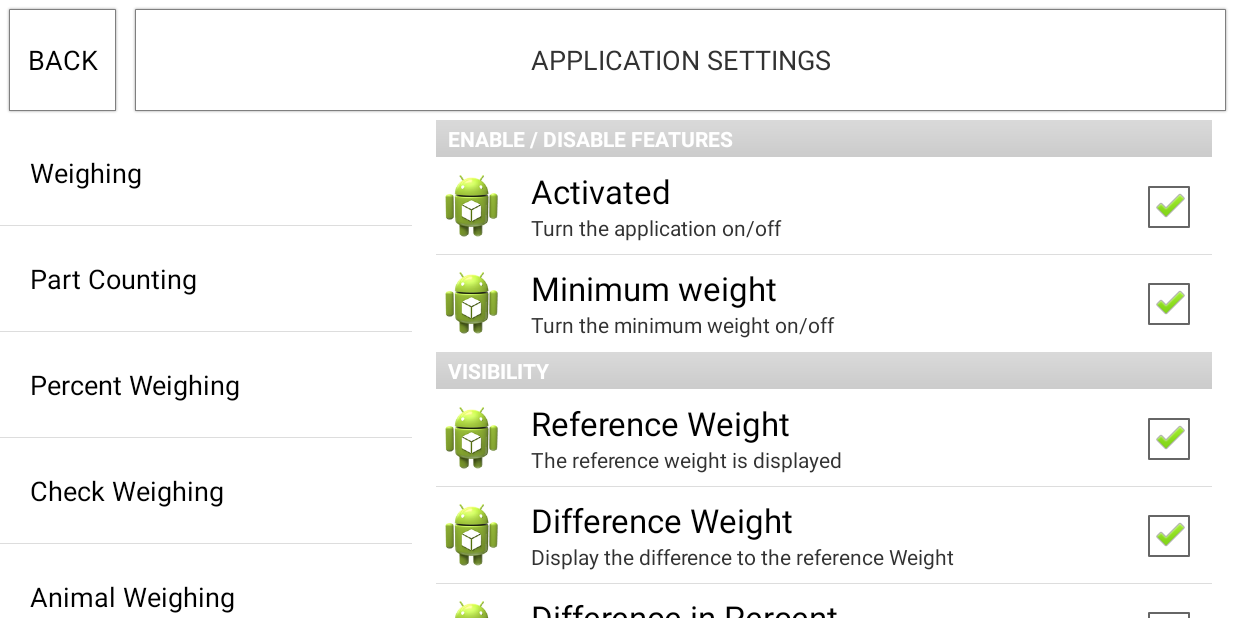
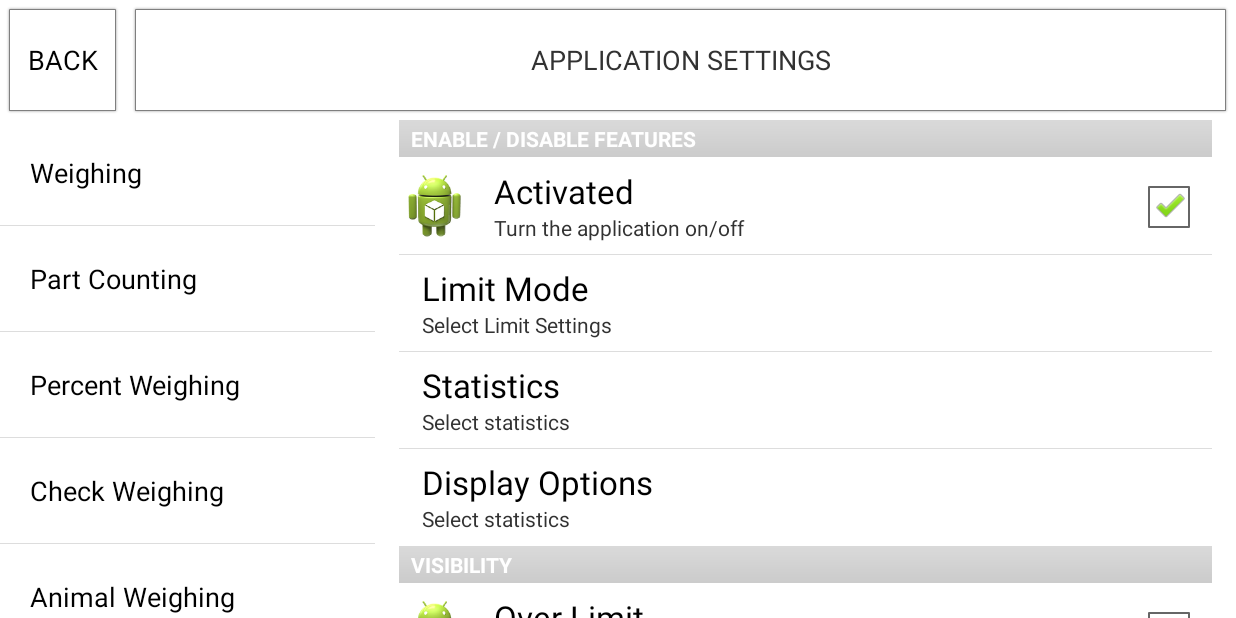
Before and after one commit to mirjalal/android-application-certobalance, an Android app: the fragment SettingsCheckWeighing placed in its activity, on a phone screen of 824 x 412 dp (held sideways). Run offline under Robolectric (Android 15) with nearby library versions, the phone set to English and light mode, and no system bars.

Commit message:
Percent weighing, Check Weighing options implemented

```diff
--- a/certoscale/src/main/java/com/certoclav/certoscale/constants/AppConstants.java
+++ b/certoscale/src/main/java/com/certoclav/certoscale/constants/AppConstants.java
@@ -9,7 +9,7 @@ package com.certoclav.certoscale.constants;
  */
 public class AppConstants {
 
-	public static final Boolean IS_IO_SIMULATED = true;
+	public static final Boolean IS_IO_SIMULATED = false;
 	public static final Boolean APPLICATION_DEBUGGING_MODE = false;
 
 	public static final String DOWNLOAD_LINK = "http://lvps46-163-113-210.dedicated.hosteurope.de:80/files/public-docs/certoscale/lilliput/update.zip";
--- a/certoscale/src/main/java/com/certoclav/certoscale/menu/ApplicationFragmentWeight.java
+++ b/certoscale/src/main/java/com/certoclav/certoscale/menu/ApplicationFragmentWeight.java
@@ -60,7 +60,7 @@ public class ApplicationFragmentWeight extends Fragment implements ValueTransfor
 
     @Override
     public void onValueTransformedChanged(Float value) {
-        textValue.setText(String.format("%.4f", value - Scale.getInstance().getTara()) + " " + Scale.getInstance().getUnitTransformed());
+        textValue.setText(String.format("%.5f", value - Scale.getInstance().getTara()) + " " + Scale.getInstance().getUnitTransformed());
         FrameLayout.LayoutParams params = (FrameLayout.LayoutParams) barload.getLayoutParams();
         int width = (int) (value*7.0);
         if(width<0){
@@ -81,7 +81,7 @@ public class ApplicationFragmentWeight extends Fragment implements ValueTransfor
             textInstruction.setText("");
         }
 
-        textSum.setText("SUM: " + String.format("%.4f",Scale.getInstance().getScaleValueRaw()) + " "+ Scale.getInstance().getUnitTransformed());
+        textSum.setText("SUM: " + String.format("%.5f",Scale.getInstance().getScaleValueRaw()) + " "+ Scale.getInstance().getUnitTransformed());
 
     }
 }
--- a/certoscale/src/main/res/layout/settings_activity.xml
+++ b/certoscale/src/main/res/layout/settings_activity.xml
@@ -25,17 +25,16 @@
         <fragment
             android:id="@+id/item_list"
             android:name="com.certoclav.certoscale.settings.ItemListFragment"
-            android:layout_width="0dp"
+            android:layout_width="250dp"
             android:layout_gravity="center_vertical"
             android:layout_height="match_parent"
-            android:layout_weight="1"
             tools:layout="@android:layout/list_content" />
 
         <FrameLayout
             android:id="@+id/item_detail_container"
-            android:layout_width="0dp"
+            android:layout_width="match_parent"
             android:layout_height="match_parent"
-                android:layout_weight="2"/>
+           />
 
     </LinearLayout>
 
--- a/certoscale/src/main/res/values/defaultval.xml
+++ b/certoscale/src/main/res/values/defaultval.xml
@@ -1,6 +1,7 @@
 <?xml version="1.0" encoding="utf-8"?>
 <resources>
 
+    //Weighing app
     <bool name="preferences_weigh_activated_default">true</bool>
     <bool name="preferences_weigh_minimum">true</bool>
     <bool name="preferences_weigh_secondary_visible">true</bool>
@@ -10,6 +11,7 @@
     <bool name="preferences_weigh_tara_visible">true</bool>
     <bool name="preferences_weigh_print_min">true</bool>
 
+    //Part counting app
     <bool name="preferences_counting_activated_default">true</bool>
     <bool name="preferences_counting_auto_optimization">true</bool>
     <bool name="preferences_counting_secondary_visible">true</bool>
@@ -28,4 +30,39 @@
     <bool name="preferences_counting_print_difference">true</bool>
     <bool name="preferences_counting_print_over_limit">true</bool>
     <bool name="preferences_counting_print_under_limit">true</bool>
+
+    //Percent Weighing app
+    <bool name="preferences_percent_activated_default">true</bool>
+
+    <bool name="preferences_percent_reference_visible">true</bool>
+    <bool name="preferences_percent_difference_visible">true</bool>
+    <bool name="preferences_percent_difference_percent_visible">true</bool>
+    <bool name="preferences_percent_brutto_visible">true</bool>
+    <bool name="preferences_percent_netto_visible">true</bool>
+    <bool name="preferences_percent_tara_visible">true</bool>
+
+
+    <bool name="preferences_percent_print_reference">true</bool>
+    <bool name="preferences_percent_print_difference">true</bool>
+    <bool name="preferences_percent_print_difference_percent">true</bool>
+
+    //Percent Check Weighing app
+    <bool name="preferences_check_activated">true</bool>
+
+    <bool name="preferences_check_over_visible">true</bool>
+    <bool name="preferences_check_under_visible">true</bool>
+    <bool name="preferences_check_brutto_visible">true</bool>
+    <bool name="preferences_check_netto_visible">true</bool>
+    <bool name="preferences_check_tara_visible">true</bool>
+    <bool name="preferences_check_target_visible">true</bool>
+    <bool name="preferences_check_overtolerance_visible">true</bool>
+    <bool name="preferences_check_undertolerance_visible">true</bool>
+
+
+    <bool name="preferences_check_print_target">true</bool>
+    <bool name="preferences_check_print_overtolerance">true</bool>
+    <bool name="preferences_check_print_undertolerance">true</bool>
+    <bool name="preferences_check_print_overlimit">true</bool>
+    <bool name="preferences_check_print_underlimit">true</bool>
+
 </resources>
--- a/certoscale/src/main/res/xml/preference_check_weighing.xml
+++ b/certoscale/src/main/res/xml/preference_check_weighing.xml
@@ -1,23 +1,42 @@
+
+
+
+
+
+
+
+
+
 <PreferenceScreen
     xmlns:android="http://schemas.android.com/apk/res/android">
 
 
     <PreferenceCategory android:title="ENABLE / DISABLE FEATURES" >
         <CheckBoxPreference
-            android:key="preferences_weigh_activated"
-            android:defaultValue="@bool/preferences_weigh_activated_default"
+            android:key="preferences_check_activated"
+            android:defaultValue="@bool/preferences_check_activated"
             android:title="Activated"
             android:summary="Turn the application on/off"
             android:icon="@drawable/ic_launcher" >
         </CheckBoxPreference>
 
-        <CheckBoxPreference
-            android:key="preferences_weigh_minimum"
-            android:defaultValue="@bool/preferences_weigh_minimum"
-            android:title="Minimum weight"
-            android:summary="Turn the minimum weight on/off"
-            android:icon="@drawable/ic_launcher" >
-        </CheckBoxPreference>
+        <ListPreference
+            android:key="preferences_check_limitmode"
+            android:title="Limit Mode"
+            android:summary="Select Limit Settings"
+            />
+
+        <ListPreference
+            android:key="preferences_check_statistics"
+            android:title="Statistics"
+            android:summary="Select statistics "
+            />
+
+        <ListPreference
+            android:key="preferences_check_displayoptions"
+            android:title="Display Options"
+            android:summary="Select statistics "
+            />
 
 
     </PreferenceCategory>
@@ -25,51 +44,67 @@
     <PreferenceCategory android:title="VISIBILITY" >
 
         <CheckBoxPreference
-            android:key="preferences_weigh_secondary_visible"
-            android:defaultValue="@bool/preferences_weigh_secondary_visible"
-            android:title="Reference Weight"
-            android:summary="The reference weight is displayed"
+            android:key="preferences_check_over_visible"
+            android:defaultValue="@bool/preferences_check_over_visible"
+            android:title="Over Limit"
+            android:summary="Turn upper limitvisible/invisible"
             android:icon="@drawable/ic_launcher" >
         </CheckBoxPreference>
 
 
         <CheckBoxPreference
-            android:key="preferences_weigh_minimum_visible"
-            android:defaultValue="@bool/preferences_weigh_minimum_visible"
-            android:title="Difference Weight"
-            android:summary="Display the difference to the reference Weight"
+            android:key="preferences_check_under_visible"
+            android:defaultValue="@bool/preferences_check_under_visible"
+            android:title="Under Limit"
+            android:summary="Turn lower limit visible/invisible"
             android:icon="@drawable/ic_launcher" >
         </CheckBoxPreference>
 
         <CheckBoxPreference
-            android:key="preferences_weigh_brutto_visible"
-            android:defaultValue="@bool/preferences_weigh_brutto_visible"
-            android:title="Difference in Percent"
-            android:summary="Turn the Difference in Percent visible/invisible"
-            android:icon="@drawable/ic_launcher" >
-        </CheckBoxPreference>
-
-        <CheckBoxPreference
-            android:key="preferences_weigh_netto_visible"
-            android:defaultValue="@bool/preferences_weigh_netto_visible"
+            android:key="preferences_check_brutto_visible"
+            android:defaultValue="@bool/preferences_check_brutto_visible"
             android:title="Brutto"
             android:summary="Turn the bruto weight visible/invisible"
             android:icon="@drawable/ic_launcher" >
         </CheckBoxPreference>
 
         <CheckBoxPreference
-            android:key="preferences_weigh_netto_visible"
-            android:defaultValue="@bool/preferences_weigh_netto_visible"
+            android:key="preferences_check_netto_visible"
+            android:defaultValue="@bool/preferences_check_netto_visible"
             android:title="Netto"
             android:summary="Turn the netto weight visible/invisible"
             android:icon="@drawable/ic_launcher" >
         </CheckBoxPreference>
 
         <CheckBoxPreference
-            android:key="preferences_weigh_tara_visible"
-            android:defaultValue="@bool/preferences_weigh_tara_visible"
+            android:key="preferences_check_tara_visible"
+            android:defaultValue="@bool/preferences_check_tara_visible"
             android:title="Tara"
             android:summary="Turn the tara weight visible/invisible"
+            android:icon="@drawable/ic_launcher" >
+        </CheckBoxPreference>
+
+        <CheckBoxPreference
+            android:key="preferences_check_target_visible"
+            android:defaultValue="@bool/preferences_check_target_visible"
+            android:title="Target"
+            android:summary="Turn the target weight visible/invisible"
+            android:icon="@drawable/ic_launcher" >
+        </CheckBoxPreference>
+
+        <CheckBoxPreference
+            android:key="preferences_check_overtolerance_visible"
+            android:defaultValue="@bool/preferences_check_overtolerance_visible"
+            android:title="Over Tolerance"
+            android:summary="Turn Over Tolerance visible/invisible"
+            android:icon="@drawable/ic_launcher" >
+        </CheckBoxPreference>
+
+        <CheckBoxPreference
+            android:key="preferences_check_undertolerance_visible"
+            android:defaultValue="@bool/preferences_check_undertolerance_visible"
+            android:title="Under Tolerance"
+            android:summary="Turn Under Tolerance visible/invisible"
             android:icon="@drawable/ic_launcher" >
         </CheckBoxPreference>
 
@@ -77,28 +112,48 @@
 
     <PreferenceCategory android:title="PRINTER OPTIONS" >
         <CheckBoxPreference
-            android:key="preferences_weigh_print_min"
-            android:defaultValue="@bool/preferences_weigh_print_min"
-            android:title="Reference Weight"
-            android:summary="Print the reference weight yes/no"
+            android:key="preferences_check_print_target"
+            android:defaultValue="@bool/preferences_check_print_target"
+            android:title="Target"
+            android:summary="Print the target weight on/off"
             android:icon="@drawable/ic_launcher" >
         </CheckBoxPreference>
 
         <CheckBoxPreference
-            android:key="preferences_weigh_print_min"
-            android:defaultValue="@bool/preferences_weigh_print_min"
-            android:title="Difference Weight"
-            android:summary="Print the difference weight yes/no"
+            android:key="preferences_check_print_overtolerance"
+            android:defaultValue="@bool/preferences_check_print_overtolerance"
+            android:title="Over Tolerance"
+            android:summary="Print Over Tolerance on/off"
             android:icon="@drawable/ic_launcher" >
         </CheckBoxPreference>
 
         <CheckBoxPreference
-            android:key="preferences_weigh_print_min"
-            android:defaultValue="@bool/preferences_weigh_print_min"
-            android:title="Difference Weight in Percent"
-            android:summary="Print the difference weight in percent weight yes/no"
+            android:key="preferences_check_print_undertolerance"
+            android:defaultValue="@bool/preferences_check_print_undertolerance"
+            android:title="Under Tolerance"
+            android:summary="Print Under Tolerance on/off"
             android:icon="@drawable/ic_launcher" >
         </CheckBoxPreference>
+
+
+        <CheckBoxPreference
+            android:key="preferences_check_print_overlimit"
+            android:defaultValue="@bool/preferences_check_print_overlimit"
+            android:title="Over Limit"
+            android:summary="Print upper limit on/off"
+            android:icon="@drawable/ic_launcher" >
+        </CheckBoxPreference>
+
+
+        <CheckBoxPreference
+            android:key="preferences_check_print_underlimit"
+            android:defaultValue="@bool/preferences_check_print_underlimit"
+            android:title="Under Limit"
+            android:summary="Print lower limit on/off"
+            android:icon="@drawable/ic_launcher" >
+        </CheckBoxPreference>
+
+
 
     </PreferenceCategory>
 
--- a/certoscale/src/main/res/xml/preference_parts_counting.xml
+++ b/certoscale/src/main/res/xml/preference_parts_counting.xml
@@ -20,6 +20,7 @@
 
    		<ListPreference
 	        android:key="preferences_counting_mode"
+			android:defaultValue="Standard Counting"
 	        android:entries="@array/preferences_counting_modes"
 	        android:title="Counting Mode"
    		/>
```
Also changed, not shown: certoscale/src/main/res/xml/preference_percent_weighing.xml (+20 -27 lines).
